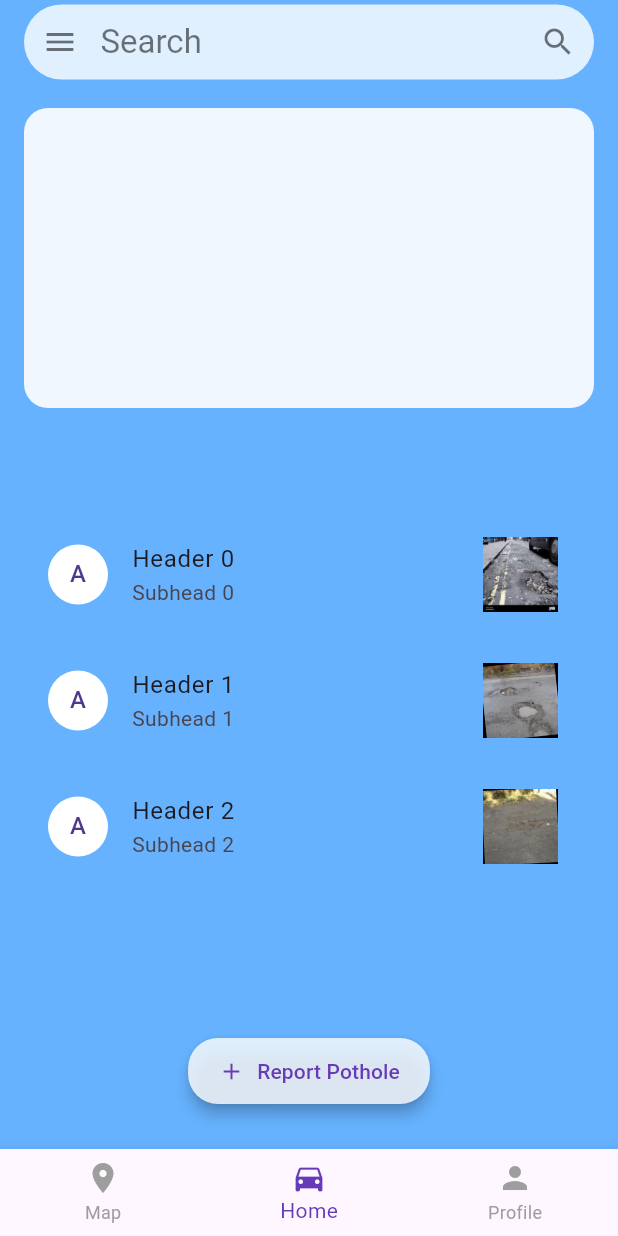
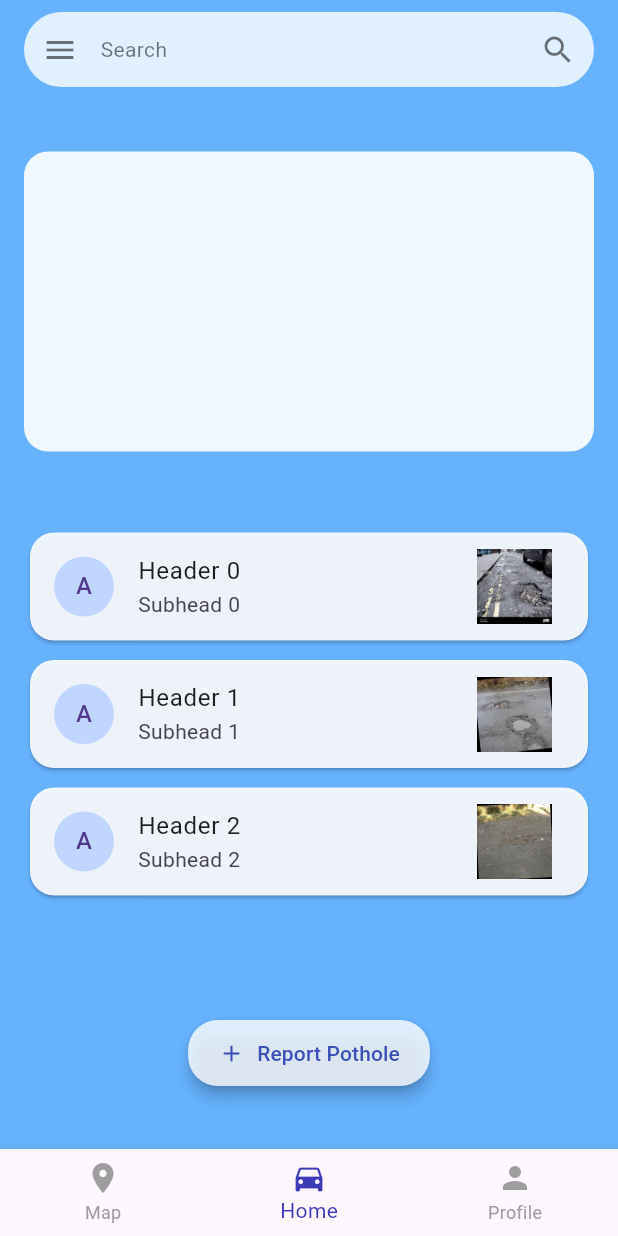
Before and after one commit to hanif-alkahfy/pothole-tracker, a Flutter app: the screen it shows after launch, on a phone screen of 412 x 824 dp. Run offline on Flutter 3.47's test engine with Material 3 defaults, Android fonts, the light colour scheme and no system bars.

Commit message:
update homepage

```diff
--- a/lib/screens/home_screen.dart
+++ b/lib/screens/home_screen.dart
@@ -5,19 +5,23 @@ class HomeScreen extends StatelessWidget {
 
   @override
   Widget build(BuildContext context) {
-
     final List<String> imagePaths = [
       'assets/images/img1.jpg',
       'assets/images/img2.jpg',
       'assets/images/img3.jpg',
     ];
-
     return Scaffold(
       extendBodyBehindAppBar: true, // agar gradient naik sampai atas
-      appBar: AppBar(
+      appBar: PreferredSize(
+        preferredSize: const Size.fromHeight(75), // Tinggi AppBar total
+        child: AppBar(
           backgroundColor: Colors.transparent,
           elevation: 0,
-        title: Container(
+          flexibleSpace: SafeArea( // Ini penting agar isi tidak kena status bar
+            child: Padding(
+              padding: const EdgeInsets.only(top: 8.0), // Jarak opsional dari status bar
+              child: Container(
+                margin: const EdgeInsets.symmetric(horizontal: 16),
                 height: 50,
                 padding: const EdgeInsets.symmetric(horizontal: 12),
                 decoration: BoxDecoration(
@@ -39,6 +43,10 @@ class HomeScreen extends StatelessWidget {
                 ),
               ),
             ),
+          ),
+        ),
+      ),
+
       body: Container(
         decoration: const BoxDecoration(
           gradient: LinearGradient(
@@ -50,33 +58,38 @@ class HomeScreen extends StatelessWidget {
             ],
           ),
         ),
+
         child: SafeArea(
           child: Padding(
             padding: const EdgeInsets.all(16.0),
             child: Column(
               children: [
+                const SizedBox(height: 10),
                 // Big Box
                 Container(
                   height: 200,
                   decoration: BoxDecoration(
-                    color: const Color.fromRGBO(255, 255, 255, 1).withOpacity(0.9),
+                    color:
+                        const Color.fromRGBO(255, 255, 255, 1).withOpacity(0.9),
                     borderRadius: BorderRadius.circular(16),
                   ),
                 ),
-                const SizedBox(height: 75),
+                const SizedBox(height: 50),
                 // Cards
                 Expanded(
                   child: ListView.builder(
                     itemCount: imagePaths.length,
                     itemBuilder: (context, index) => Padding(
-                      padding: const EdgeInsets.only(bottom: 12),
-                      child: ListTile(
-                        tileColor: const Color.fromARGB(255, 255, 255, 255).withOpacity(0.9),
+                      padding: const EdgeInsets.only(bottom: 5),
+                      child: Card(
+                        color: Colors.white
+                            .withOpacity(0.9), // Warna background card
                         shape: RoundedRectangleBorder(
                           borderRadius: BorderRadius.circular(16),
                         ),
+                        child: ListTile(
                           leading: const CircleAvatar(
-                          backgroundColor: Color.fromARGB(255, 255, 255, 255),
+                            backgroundColor: Color.fromARGB(255, 192, 214, 255),
                             child: Text("A"),
                           ),
                           title: Text("Header $index"),
@@ -100,6 +113,7 @@ class HomeScreen extends StatelessWidget {
                       ),
                     ),
                   ),
+                ),
                 const SizedBox(height: 16),
                 // Report Button
                 ElevatedButton.icon(
@@ -108,16 +122,16 @@ class HomeScreen extends StatelessWidget {
                   label: const Text("Report Pothole"),
                   style: ElevatedButton.styleFrom(
                     backgroundColor: Colors.white.withOpacity(0.8),
-                    foregroundColor: Colors.deepPurple,
+                    foregroundColor: const Color.fromARGB(255, 58, 79, 183),
                     shape: RoundedRectangleBorder(
                       borderRadius: BorderRadius.circular(20),
                     ),
-                    padding:
-                        const EdgeInsets.symmetric(vertical: 12, horizontal: 20),
+                    padding: const EdgeInsets.symmetric(
+                        vertical: 12, horizontal: 20),
                     elevation: 4,
                   ),
                 ),
-                const SizedBox(height: 12),
+                const SizedBox(height: 24),
               ],
             ),
           ),
@@ -126,7 +140,7 @@ class HomeScreen extends StatelessWidget {
       // Bottom Navigation
       bottomNavigationBar: BottomNavigationBar(
         currentIndex: 1,
-        selectedItemColor: Colors.deepPurple,
+        selectedItemColor: const Color.fromARGB(255, 60, 58, 183),
         unselectedItemColor: Colors.grey,
         items: const [
           BottomNavigationBarItem(
```
Lines whose indentation alone changed are shown as unchanged.
